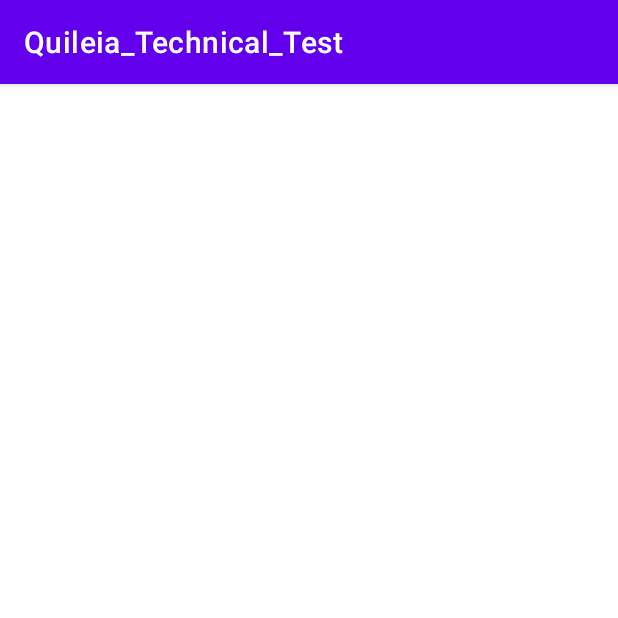
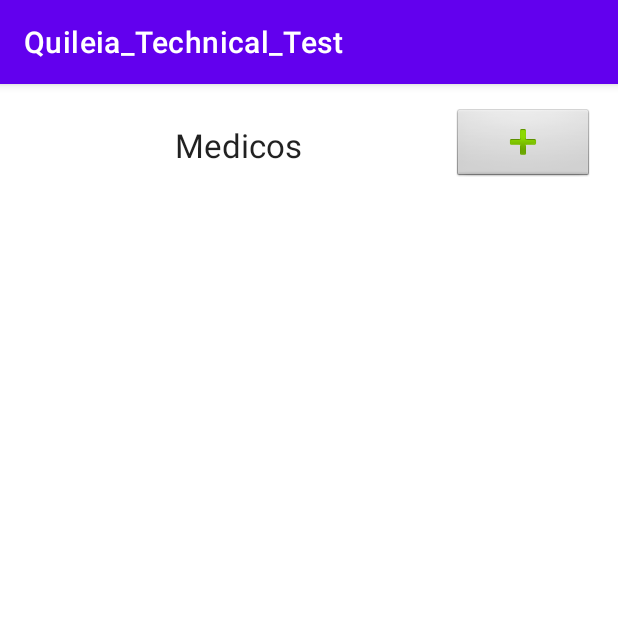
Before and after one commit to jpsalamanca99/QuileiaTechnicalTest, an Android app: the Medics screen opened directly, with no data from a screen before it, on a phone screen of 412 x 824 dp, the top half of it. Run offline under Robolectric (Android 15) with nearby library versions, the phone set to English and light mode, and no system bars.

Commit message:
Creacion de los layouts
Se crearon las primeras versiones de los layouts de las listas de medicos y pacientes

```diff
--- a/Quileia_Technical_Test/app/src/main/res/layout/activity_medics.xml
+++ b/Quileia_Technical_Test/app/src/main/res/layout/activity_medics.xml
@@ -1,9 +1,42 @@
 <?xml version="1.0" encoding="utf-8"?>
-<androidx.constraintlayout.widget.ConstraintLayout xmlns:android="http://schemas.android.com/apk/res/android"
+<LinearLayout xmlns:android="http://schemas.android.com/apk/res/android"
     xmlns:app="http://schemas.android.com/apk/res-auto"
     xmlns:tools="http://schemas.android.com/tools"
     android:layout_width="match_parent"
     android:layout_height="match_parent"
+    android:orientation="vertical"
+    android:gravity="top"
+    android:paddingLeft="16dp"
+    android:paddingTop="16dp"
+    android:paddingRight="16dp"
+    android:paddingBottom="16dp"
     tools:context=".Medics">
 
-</androidx.constraintlayout.widget.ConstraintLayout>
+    <LinearLayout
+        android:layout_width="match_parent"
+        android:layout_height="wrap_content"
+        android:orientation="horizontal">
+
+        <TextView
+            android:id="@+id/textViewTitle"
+            android:layout_width="match_parent"
+            android:layout_height="match_parent"
+            android:layout_weight="1"
+            android:gravity="center"
+            android:text="Medicos"
+            android:textAppearance="@style/TextAppearance.AppCompat.Large" />
+
+        <ImageButton
+            android:id="@+id/imageButtonAdd"
+            style="@android:style/Widget.ImageButton"
+            android:layout_width="match_parent"
+            android:layout_height="match_parent"
+            android:layout_weight="3"
+            app:srcCompat="@android:drawable/ic_input_add" />
+    </LinearLayout>
+
+    <ListView
+        android:id="@+id/listView"
+        android:layout_width="match_parent"
+        android:layout_height="match_parent" />
+</LinearLayout>
```
Also changed, not shown: Quileia_Technical_Test/app/src/main/java/com/example/quileia_technical_test/MainActivity.java (+24 -0 lines), Quileia_Technical_Test/app/src/main/res/layout/activity_patients.xml (+35 -2 lines).
